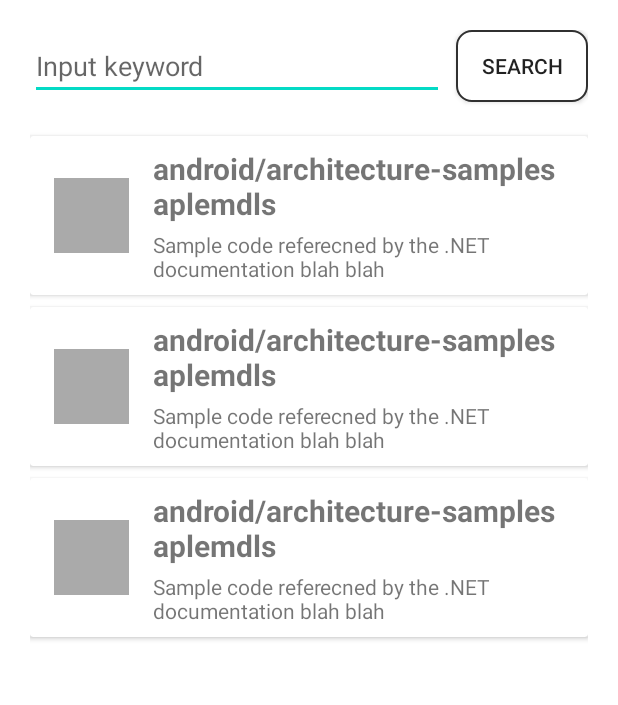
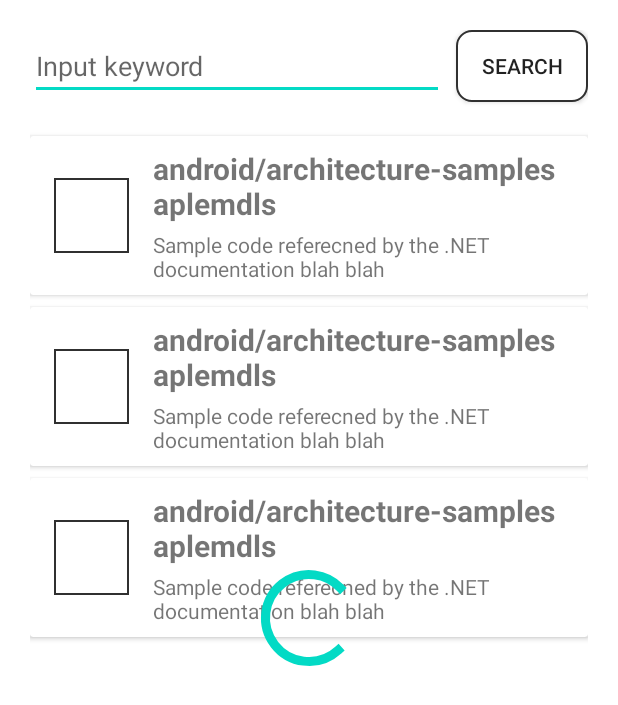
Before and after one commit to krm0219/SearchGithub, an Android app: the layout fragment_main.xml on its own in the app's theme, with its tools: preview values and no code run, on a phone screen of 412 x 824 dp. Shown: the top 705 px of the screen. Run offline under Robolectric (Android 15) with nearby library versions, the phone set to English and light mode, and no system bars.

```diff
--- a/app/src/main/java/com/kurly/task/searchgithub/ui/main/RepositoryAdapter.kt
+++ b/app/src/main/java/com/kurly/task/searchgithub/ui/main/RepositoryAdapter.kt
@@ -1,9 +1,7 @@
 package com.kurly.task.searchgithub.ui.main
 
 import android.view.LayoutInflater
-import android.view.View
 import android.view.ViewGroup
-import android.widget.ImageView
 import androidx.databinding.DataBindingUtil
 import androidx.recyclerview.widget.DiffUtil
 import androidx.recyclerview.widget.ListAdapter
@@ -27,6 +25,7 @@ class RepositoryAdapter() : ListAdapter<RepositoryModel, RepositoryAdapter.ViewH
 
         return R.layout.item_github
     }
+
     override fun getItemCount(): Int {
 
         return repositories.size
@@ -42,7 +41,7 @@ class RepositoryAdapter() : ListAdapter<RepositoryModel, RepositoryAdapter.ViewH
 
         fun bind(repository: RepositoryModel) {
 
-             binding.repository = repository
+            binding.repository = repository
             binding.executePendingBindings()
         }
     }
--- /dev/null
+++ b/app/src/main/res/drawable/border_rect_303030.xml
@@ -0,0 +1,11 @@
+<?xml version="1.0" encoding="utf-8"?>
+<layer-list xmlns:android="http://schemas.android.com/apk/res/android">
+    <item>
+        <shape android:shape="rectangle">
+            <solid android:color="@color/white" />
+            <stroke
+                android:width="1dp"
+                android:color="@color/color_303030" />
+        </shape>
+    </item>
+</layer-list>
--- a/app/src/main/res/layout/fragment_main.xml
+++ b/app/src/main/res/layout/fragment_main.xml
@@ -18,7 +18,7 @@
         tools:context=".ui.main.MainFragment">
 
         <androidx.appcompat.widget.AppCompatButton
-            android:id="@+id/searchButton"
+            android:id="@+id/btn_main_search"
             android:layout_width="wrap_content"
             android:layout_height="wrap_content"
             android:background="@drawable/border_round_10_303030"
@@ -28,7 +28,7 @@
             app:layout_constraintTop_toTopOf="parent" />
 
         <EditText
-            android:id="@+id/inputView"
+            android:id="@+id/edit_main_keyword"
             android:layout_width="0dp"
             android:layout_height="wrap_content"
             android:layout_marginEnd="8dp"
@@ -37,13 +37,13 @@
             android:inputType="text"
             android:maxLines="1"
             android:text="@={viewModel.keyword}"
-            app:layout_constraintBottom_toBottomOf="@id/searchButton"
-            app:layout_constraintEnd_toStartOf="@id/searchButton"
+            app:layout_constraintBottom_toBottomOf="@id/btn_main_search"
+            app:layout_constraintEnd_toStartOf="@id/btn_main_search"
             app:layout_constraintStart_toStartOf="parent"
-            app:layout_constraintTop_toTopOf="@id/searchButton" />
+            app:layout_constraintTop_toTopOf="@id/btn_main_search" />
 
         <androidx.recyclerview.widget.RecyclerView
-            android:id="@+id/githubReposView"
+            android:id="@+id/recycler_main_list"
             android:layout_width="0dp"
             android:layout_height="0dp"
             android:layout_marginTop="16dp"
@@ -53,10 +53,20 @@
             app:layout_constraintEnd_toEndOf="parent"
             app:layout_constraintHorizontal_bias="0.6"
             app:layout_constraintStart_toStartOf="parent"
-            app:layout_constraintTop_toBottomOf="@id/inputView"
+            app:layout_constraintTop_toBottomOf="@id/edit_main_keyword"
             app:layout_constraintVertical_bias="0.157"
             app:repoData="@{viewModel.githubRepositories}"
             tools:listitem="@layout/item_github" />
 
+        <ProgressBar
+            android:id="@+id/progress_main"
+            style="?android:attr/progressBarStyleLarge"
+            android:layout_width="wrap_content"
+            android:layout_height="wrap_content"
+            android:visibility="@{viewModel.progress}"
+            app:layout_constraintBottom_toBottomOf="parent"
+            app:layout_constraintEnd_toEndOf="parent"
+            app:layout_constraintStart_toStartOf="parent"
+            app:layout_constraintTop_toTopOf="parent" />
     </androidx.constraintlayout.widget.ConstraintLayout>
 </layout>
--- a/app/src/main/res/layout/item_github.xml
+++ b/app/src/main/res/layout/item_github.xml
@@ -20,12 +20,12 @@
             android:layout_height="wrap_content">
 
             <ImageView
-                android:id="@+id/item_tv_initial"
+                android:id="@+id/img_item_owner"
                 android:layout_width="50dp"
                 android:layout_height="50dp"
                 android:layout_marginVertical="16dp"
                 android:layout_marginStart="16dp"
-                android:background="@android:color/darker_gray"
+                android:background="@drawable/border_rect_303030"
                 android:gravity="center"
                 android:padding="4dp"
                 android:textSize="30sp"
@@ -35,7 +35,7 @@
                 app:layout_constraintTop_toTopOf="parent" />
 
             <TextView
-                android:id="@+id/item_tv_title"
+                android:id="@+id/text_item_name"
                 android:layout_width="0dp"
                 android:layout_height="wrap_content"
                 android:layout_marginStart="16dp"
@@ -43,14 +43,14 @@
                 android:text="@{repository.fullName}"
                 android:textSize="20sp"
                 android:textStyle="bold"
-                app:layout_constraintBottom_toTopOf="@id/item_tv_descript"
+                app:layout_constraintBottom_toTopOf="@id/text_item_description"
                 app:layout_constraintEnd_toEndOf="parent"
-                app:layout_constraintStart_toEndOf="@id/item_tv_initial"
+                app:layout_constraintStart_toEndOf="@id/img_item_owner"
                 app:layout_constraintTop_toTopOf="parent"
                 tools:text="android/architecture-samples aplemdls" />
 
             <TextView
-                android:id="@+id/item_tv_descript"
+                android:id="@+id/text_item_description"
                 android:layout_width="0dp"
                 android:layout_height="wrap_content"
                 android:layout_marginTop="4dp"
@@ -59,8 +59,8 @@
                 android:text="@{repository.description}"
                 app:layout_constraintBottom_toBottomOf="parent"
                 app:layout_constraintEnd_toEndOf="parent"
-                app:layout_constraintStart_toStartOf="@id/item_tv_title"
-                app:layout_constraintTop_toBottomOf="@id/item_tv_title" />
+                app:layout_constraintStart_toStartOf="@id/text_item_name"
+                app:layout_constraintTop_toBottomOf="@id/text_item_name" />
         </androidx.constraintlayout.widget.ConstraintLayout>
     </androidx.cardview.widget.CardView>
 </layout>
--- a/app/src/main/res/values/strings.xml
+++ b/app/src/main/res/values/strings.xml
@@ -3,4 +3,6 @@
 
     <string name="text_search">Search</string>
     <string name="msg_input_keyword">Input keyword</string>
+    <string name="msg_empty_keyword">Please enter the keyword.</string>
+    <string name="msg_error">Server Connect Error.</string>
 </resources>
```
Also changed, not shown: app/src/main/java/com/kurly/task/searchgithub/ui/main/MainFragment.kt (+28 -6 lines), app/src/main/java/com/kurly/task/searchgithub/ui/main/MainViewModel.kt (+24 -3 lines).
